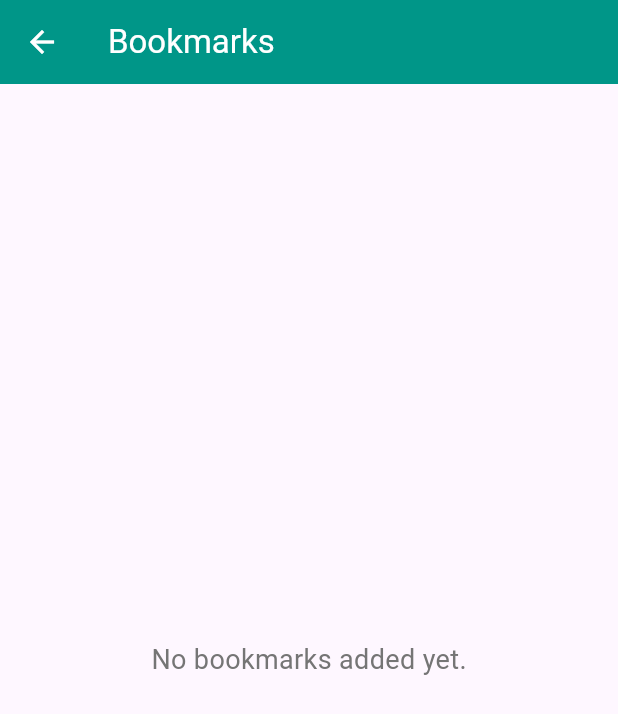
After one commit to jeshi2/bible_app, a Flutter app: the screen it shows after launch, in the side drawer, after a tap on "Bookmarks", on a phone screen of 412 x 824 dp. The commit adds this screen. Shown: the top 714 px of the screen. Run offline on Flutter 3.47's test engine with Material 3 defaults, Android fonts, the light colour scheme and no system bars; our stand-ins replace flutter_tts.

Commit message:
bookmark

```diff
--- a/lib/main.dart
+++ b/lib/main.dart
@@ -4,11 +4,20 @@ import 'package:bible_app/models/book.dart';
 import 'package:bible_app/models/custom_dropdown.dart';
 import 'package:bible_app/screens/chpater_screen.dart';
 import 'package:bible_app/utils/app_drawer.dart';
+import 'package:bible_app/utils/bookmark_provider.dart';
 import 'package:flutter/material.dart';
 import 'package:flutter/services.dart' show rootBundle;
+import 'package:provider/provider.dart';
 
 void main() {
-  runApp(const BibleApp());
+  runApp(
+    MultiProvider(
+      providers: [
+        ChangeNotifierProvider(create: (_) => BookmarkProvider()),
+      ],
+      child: const BibleApp(),
+    ),
+    );
 }
 
 class BibleApp extends StatelessWidget {
@@ -40,6 +49,8 @@ class _HomeScreenState extends State<HomeScreen> {
   GlobalKey<ScaffoldState> _scaffoldKey = GlobalKey<ScaffoldState>();
   List<Book> books = [];
   Book? selectedBook;
+
+  get bookmarkedVerses => null;
 
   @override
   void initState() {
@@ -95,7 +106,7 @@ class _HomeScreenState extends State<HomeScreen> {
           ],
         ),
       ),
-      drawer: const AppDrawer(),
+
       // Chapter display
       body: selectedBook != null
           ? ListView.builder(
@@ -157,6 +168,7 @@ class _HomeScreenState extends State<HomeScreen> {
           : const Center(
               child: Text('No books available'),
             ),
+            drawer: const AppDrawer(bookmarks: [],),
     );
   }
 }
--- /dev/null
+++ b/lib/screens/bookmark_page.dart
@@ -0,0 +1,83 @@
+import 'package:bible_app/utils/bookmark_provider.dart';
+import 'package:flutter/material.dart';
+import 'package:provider/provider.dart';
+
+class BookmarkScreen extends StatelessWidget {
+  const BookmarkScreen({super.key, required List<String> bookmarks});
+
+  @override
+  Widget build(BuildContext context) {
+    return Scaffold(
+      appBar: AppBar(
+        title: const Text('Bookmarks'),
+        backgroundColor: Colors.teal,
+        foregroundColor: Colors.white,
+      ),
+      body: Consumer<BookmarkProvider>(
+        builder: (context, bookmarkProvider, child) {
+          return bookmarkProvider.bookmarks.isEmpty
+              ? Center(
+                  child: Text(
+                    'No bookmarks added yet.',
+                    style: TextStyle(
+                      fontSize: 18,
+                      color: Colors.grey[600],
+                    ),
+                  ),
+                )
+              : ListView.builder(
+                  itemCount: bookmarkProvider.bookmarks.length,
+                  itemBuilder: (context, index) {
+                    return Card(
+                      margin: const EdgeInsets.symmetric(
+                        horizontal: 10,
+                        vertical: 5,
+                      ),
+                      elevation: 3,
+                      child: ListTile(
+                        contentPadding: const EdgeInsets.all(10),
+                        leading: const Icon(
+                          Icons.bookmark,
+                          color: Colors.teal,
+                        ),
+                        title: Text(
+                          bookmarkProvider.bookmarks[index],
+                          style: const TextStyle(
+                            fontSize: 16,
+                            fontWeight: FontWeight.bold,
+                          ),
+                        ),
+                        trailing: IconButton(
+                          icon: const Icon(Icons.delete, color: Colors.red),
+                          onPressed: () {
+                            bookmarkProvider.removeBookmark(
+                                bookmarkProvider.bookmarks[index]);
+                            showDialog(
+                              context: context,
+                              builder: (BuildContext context) {
+                                return AlertDialog(
+                                  title: const Text('Bookmark Removed'),
+                                  content: const Text(
+                                      'The bookmark has been removed successfully.'),
+                                  actions: [
+                                    TextButton(
+                                      onPressed: () {
+                                        Navigator.of(context).pop();
+                                      },
+                                      child: const Text('OK'),
+                                    ),
+                                  ],
+                                );
+                              },
+                            );
+                          },
+                        ),
+                      ),
+                    );
+                  },
+                );
+        },
+      ),
+    );
+  }
+}
--- a/lib/utils/app_drawer.dart
+++ b/lib/utils/app_drawer.dart
@@ -1,7 +1,9 @@
+import 'package:bible_app/screens/bookmark_page.dart';
 import 'package:flutter/material.dart';
 
 class AppDrawer extends StatelessWidget {
-  const AppDrawer({super.key});
+  final List<String> bookmarks;
+  const AppDrawer({super.key, required this.bookmarks});
 
   @override
   Widget build(BuildContext context) {
@@ -22,7 +24,25 @@ class AppDrawer extends StatelessWidget {
             ),
           ),
           ListTile(
-            title: const Text('Item 1'),
+            leading: const Icon(Icons.bookmark, color: Colors.teal),
+            title: const Text('Bookmarks'),
+            onTap: () {
+              Navigator.push(
+                context,
+                MaterialPageRoute(
+                  builder: (context) => BookmarkScreen(bookmarks: bookmarks),
+                ),
+              );
+            },
+          ),
+          ListTile(
+            title: const Text('Item 2'),
+            onTap: () {
+              Navigator.pop(context);
+            },
+          ),
+          ListTile(
+            title: const Text('Item 2'),
             onTap: () {
               Navigator.pop(context);
             },
--- /dev/null
+++ b/lib/utils/bookmark_provider.dart
@@ -0,0 +1,18 @@
+import 'package:flutter/material.dart';
+
+class BookmarkProvider with ChangeNotifier {
+  // ignore: prefer_final_fields
+  List<String> _bookmarks = [];
+
+  List<String> get bookmarks => _bookmarks;
+
+  void addBookmark(String bookmark) {
+    _bookmarks.add(bookmark);
+    notifyListeners();
+  }
+
+  void removeBookmark(String bookmark) {
+    _bookmarks.remove(bookmark);
+    notifyListeners();
+  }
+}
--- a/pubspec.yaml
+++ b/pubspec.yaml
@@ -36,6 +36,7 @@ dependencies:
   # Use with the CupertinoIcons class for iOS style icons.
   cupertino_icons: ^1.0.2
   flutter_tts: ^4.0.2
+  provider: ^6.1.2
 
 dev_dependencies:
   flutter_test:
```
Also changed, not shown: lib/screens/chpater_screen.dart (+34 -9 lines), pubspec.lock.
